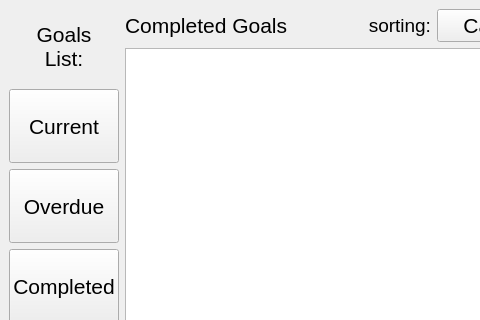
The window that UI/MainWindow.ui (cis422-goaltracker/goaltracker) describes before a commit, drawn with Qt 5; both pictures show x 0 to 480 and y 0 to 320 of the 870 by 412 pixel window.
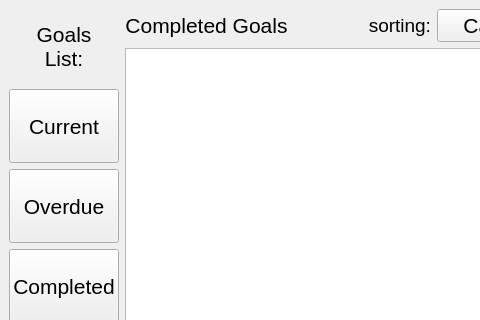
The same window after the commit.

Commit message: Changed label name

Patch:
```diff
--- a/UI/MainWindow.ui
+++ b/UI/MainWindow.ui
@@ -121,6 +121,9 @@
           <property name="text">
            <string>Completed Goals</string>
           </property>
+          <property name="alignment">
+           <set>Qt::AlignCenter</set>
+          </property>
          </widget>
         </item>
         <item>
```
The commit also changes 1 other file.
